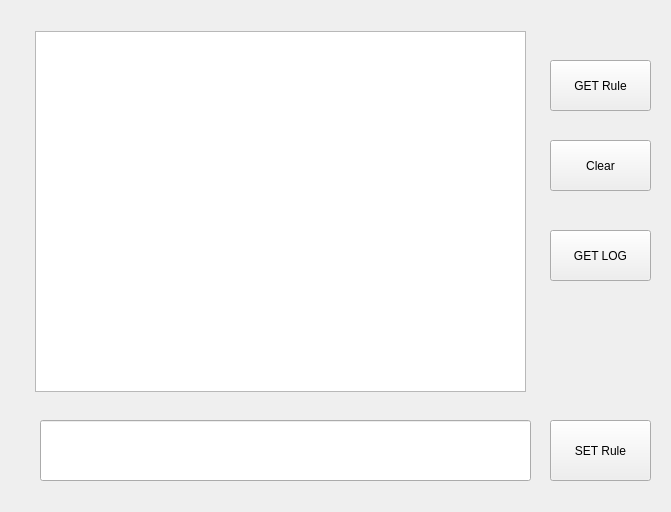
Qt form Qt/widget.ui (physicallayer/firewall_module_manager) before a commit.
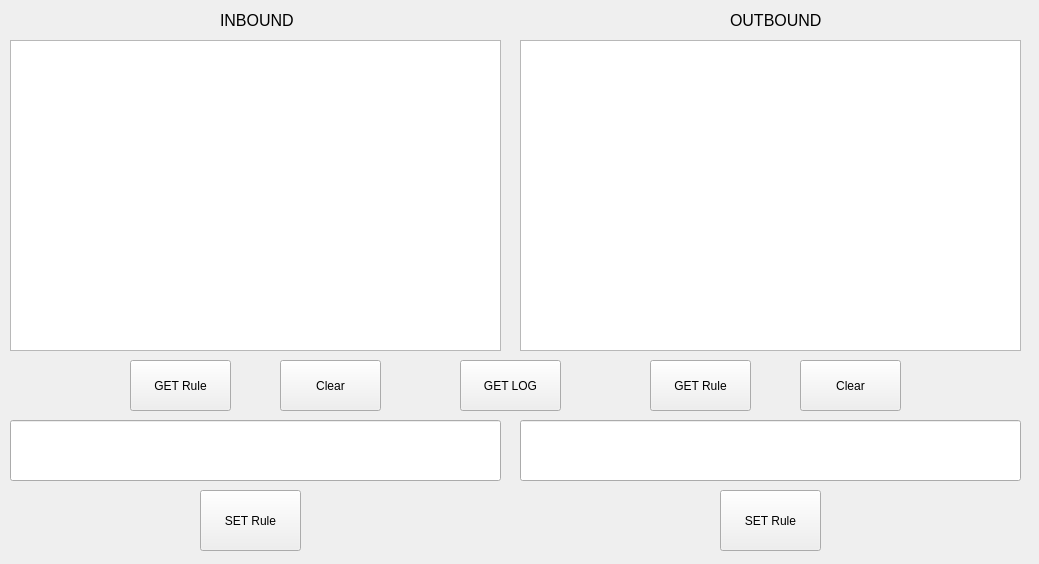
The same form after that commit.

The edit to the form file:
```diff
--- a/Qt/widget.ui
+++ b/Qt/widget.ui
@@ -6,8 +6,8 @@
    <rect>
     <x>0</x>
     <y>0</y>
-    <width>671</width>
-    <height>512</height>
+    <width>1039</width>
+    <height>564</height>
    </rect>
   </property>
   <property name="windowTitle">
@@ -16,8 +16,8 @@
   <widget class="QPushButton" name="pb_getRule">
    <property name="geometry">
     <rect>
-     <x>550</x>
-     <y>60</y>
+     <x>130</x>
+     <y>360</y>
      <width>101</width>
      <height>51</height>
     </rect>
@@ -29,8 +29,8 @@
   <widget class="QPushButton" name="pb_setRule">
    <property name="geometry">
     <rect>
-     <x>550</x>
-     <y>420</y>
+     <x>200</x>
+     <y>490</y>
      <width>101</width>
      <height>61</height>
     </rect>
@@ -42,8 +42,8 @@
   <widget class="QPushButton" name="pb_clear">
    <property name="geometry">
     <rect>
-     <x>550</x>
-     <y>140</y>
+     <x>280</x>
+     <y>360</y>
      <width>101</width>
      <height>51</height>
     </rect>
@@ -55,17 +55,17 @@
   <widget class="QListWidget" name="list_Rule">
    <property name="geometry">
     <rect>
-     <x>35</x>
-     <y>31</y>
+     <x>10</x>
+     <y>40</y>
      <width>491</width>
-     <height>361</height>
+     <height>311</height>
     </rect>
    </property>
   </widget>
   <widget class="QLineEdit" name="line_Rule">
    <property name="geometry">
     <rect>
-     <x>40</x>
+     <x>10</x>
      <y>420</y>
      <width>491</width>
      <height>61</height>
@@ -75,8 +75,8 @@
   <widget class="QPushButton" name="pb_getLog">
    <property name="geometry">
     <rect>
-     <x>550</x>
-     <y>230</y>
+     <x>460</x>
+     <y>360</y>
      <width>101</width>
      <height>51</height>
     </rect>
@@ -85,6 +85,101 @@
     <string>GET LOG</string>
    </property>
   </widget>
+  <widget class="QListWidget" name="list_Rule2">
+   <property name="geometry">
+    <rect>
+     <x>520</x>
+     <y>40</y>
+     <width>501</width>
+     <height>311</height>
+    </rect>
+   </property>
+  </widget>
+  <widget class="QLabel" name="label">
+   <property name="geometry">
+    <rect>
+     <x>220</x>
+     <y>10</y>
+     <width>91</width>
+     <height>20</height>
+    </rect>
+   </property>
+   <property name="font">
+    <font>
+     <pointsize>12</pointsize>
+    </font>
+   </property>
+   <property name="text">
+    <string>INBOUND</string>
+   </property>
+  </widget>
+  <widget class="QLabel" name="label_2">
+   <property name="geometry">
+    <rect>
+     <x>730</x>
+     <y>10</y>
+     <width>101</width>
+     <height>20</height>
+    </rect>
+   </property>
+   <property name="font">
+    <font>
+     <pointsize>12</pointsize>
+    </font>
+   </property>
+   <property name="text">
+    <string>OUTBOUND</string>
+   </property>
+  </widget>
+  <widget class="QLineEdit" name="line_Rule2">
+   <property name="geometry">
+    <rect>
+     <x>520</x>
+     <y>420</y>
+     <width>501</width>
+     <height>61</height>
+    </rect>
+   </property>
+  </widget>
+  <widget class="QPushButton" name="pb_clear_2">
+   <property name="geometry">
+    <rect>
+     <x>800</x>
+     <y>360</y>
+     <width>101</width>
+     <height>51</height>
+    </rect>
+   </property>
+   <property name="text">
+    <string>Clear</string>
+   </property>
+  </widget>
+  <widget class="QPushButton" name="pb_getRule_2">
+   <property name="geometry">
+    <rect>
+     <x>650</x>
+     <y>360</y>
+     <width>101</width>
+     <height>51</height>
+    </rect>
+   </property>
+   <property name="text">
+    <string>GET Rule</string>
+   </property>
+  </widget>
+  <widget class="QPushButton" name="pb_setRule_2">
+   <property name="geometry">
+    <rect>
+     <x>720</x>
+     <y>490</y>
+     <width>101</width>
+     <height>61</height>
+    </rect>
+   </property>
+   <property name="text">
+    <string>SET Rule</string>
+   </property>
+  </widget>
  </widget>
  <layoutdefault spacing="6" margin="11"/>
  <resources/>
```
